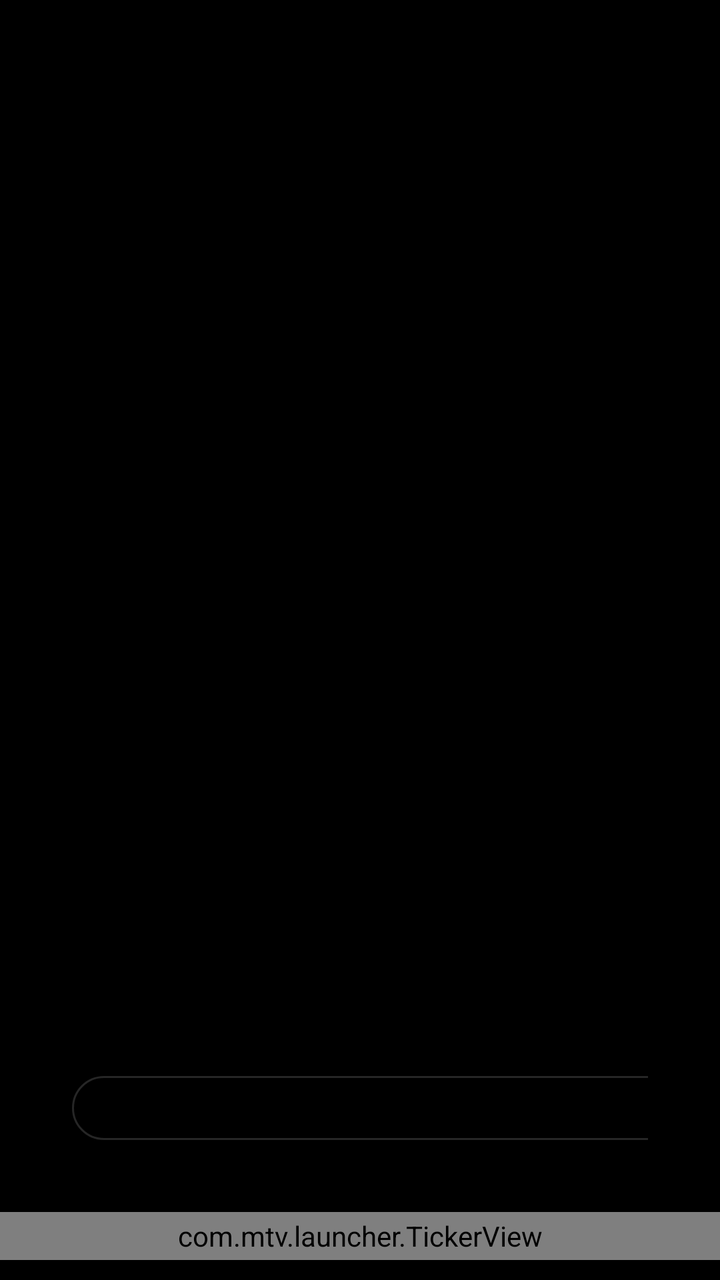
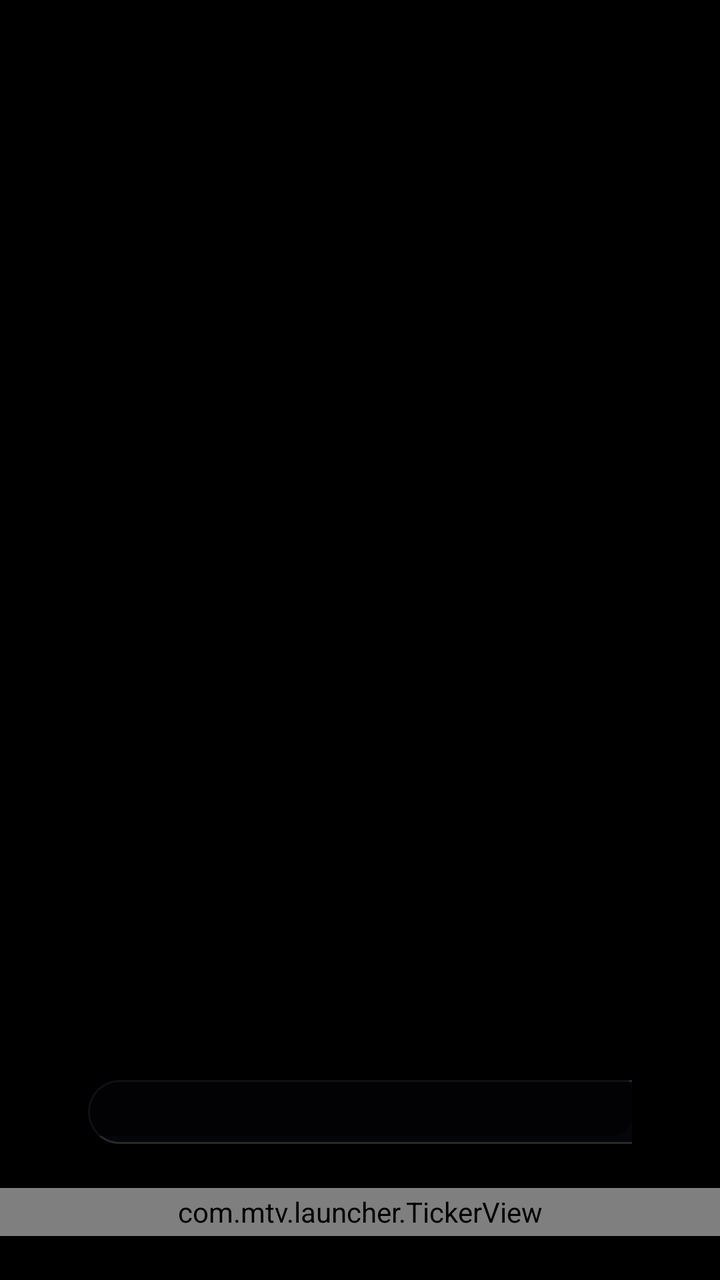

The first picture is an Android layout as it rendered before a commit; the second is the same layout after the commit. The layout source and the unified diff follow.
<!-- AndroidManifest.xml: activity theme Theme.MtvLauncher -->
<!-- res/layout/ambient.xml -->
<?xml version="1.0" encoding="utf-8"?>
<FrameLayout xmlns:android="http://schemas.android.com/apk/res/android"
    android:layout_width="match_parent"
    android:layout_height="match_parent"
    android:background="#FF000000">

    <ImageView
        android:id="@+id/amb_image_a"
        android:layout_width="match_parent"
        android:layout_height="match_parent"
        android:importantForAccessibility="no"
        android:scaleType="centerCrop" />

    <ImageView
        android:id="@+id/amb_image_b"
        android:layout_width="match_parent"
        android:layout_height="match_parent"
        android:alpha="0"
        android:importantForAccessibility="no"
        android:scaleType="centerCrop" />

    <View
        android:layout_width="match_parent"
        android:layout_height="match_parent"
        android:background="@drawable/ambient_scrim" />

    <FrameLayout
        android:id="@+id/amb_content"
        android:layout_width="match_parent"
        android:layout_height="match_parent"
        android:padding="36dp">

        <LinearLayout
            android:layout_width="wrap_content"
            android:layout_height="wrap_content"
            android:orientation="vertical">

            <TextView
                android:id="@+id/amb_clock"
                android:layout_width="wrap_content"
                android:layout_height="wrap_content"
                android:fontFamily="sans-serif-thin"
                android:includeFontPadding="false"
                android:shadowColor="#99000000"
                android:shadowRadius="12"
                android:textColor="#FFFFFFFF"
                android:textSize="66sp" />

            <TextView
                android:id="@+id/amb_date"
                android:layout_width="wrap_content"
                android:layout_height="wrap_content"
                android:shadowColor="#99000000"
                android:shadowRadius="8"
                android:textColor="#E6FFFFFF"
                android:textSize="15sp" />
        </LinearLayout>

        <FrameLayout
            android:id="@+id/amb_panel"
            android:layout_width="420dp"
            android:layout_height="wrap_content"
            android:layout_gravity="bottom|start"
            android:layout_marginBottom="34dp"
            android:background="@drawable/ambient_panel"
            android:padding="16dp" />

        <TextView
            android:id="@+id/amb_caption"
            android:layout_width="300dp"
            android:layout_height="wrap_content"
            android:layout_gravity="bottom|end"
            android:layout_marginBottom="40dp"
            android:gravity="end"
            android:maxLines="3"
            android:shadowColor="#CC000000"
            android:shadowRadius="8"
            android:textColor="#CCFFFFFF"
            android:textSize="12sp" />
    </FrameLayout>

    <com.mtv.launcher.TickerView
        android:id="@+id/amb_ticker"
        android:layout_width="match_parent"
        android:layout_height="24dp"
        android:layout_gravity="bottom"
        android:layout_marginBottom="10dp" />
</FrameLayout>
<!-- resources referenced by this layout -->
<resources>
  <!-- drawable ambient_panel (drawable) -->
  <?xml version="1.0" encoding="utf-8"?>
  <shape xmlns:android="http://schemas.android.com/apk/res/android" android:shape="rectangle">
      <corners android:radius="16dp" />
      <solid android:color="#73000000" />
      <stroke android:width="1dp" android:color="#26FFFFFF" />
  </shape>
  <!-- drawable ambient_scrim (drawable) -->
  <?xml version="1.0" encoding="utf-8"?>
  <layer-list xmlns:android="http://schemas.android.com/apk/res/android">
      <item><shape><gradient android:angle="0" android:startColor="#B3000000" android:centerColor="#40000000" android:endColor="#1A000000" /></shape></item>
      <item><shape><gradient android:angle="90" android:startColor="#E6000000" android:centerColor="#33000000" android:endColor="#66000000" /></shape></item>
  </layer-list>
  <style name="Theme.MtvLauncher" parent="@android:style/Theme.DeviceDefault.NoActionBar">
          <item name="android:windowBackground">@android:color/black</item>
          <item name="android:windowShowWallpaper">false</item>
          <item name="android:windowNoTitle">true</item>
          <item name="android:windowFullscreen">true</item>
          <item name="android:windowAnimationStyle">@null</item>
      </style>
</resources>

<!-- the commit's change to res/layout/ambient.xml (unified diff, before → after) -->
@@ -28,7 +28,10 @@
         android:id="@+id/amb_content"
         android:layout_width="match_parent"
         android:layout_height="match_parent"
-        android:padding="36dp">
+        android:paddingStart="44dp"
+        android:paddingTop="28dp"
+        android:paddingEnd="44dp"
+        android:paddingBottom="28dp">
 
         <LinearLayout
             android:layout_width="wrap_content"
@@ -61,7 +64,7 @@
             android:layout_width="420dp"
             android:layout_height="wrap_content"
             android:layout_gravity="bottom|start"
-            android:layout_marginBottom="34dp"
+            android:layout_marginBottom="40dp"
             android:background="@drawable/ambient_panel"
             android:padding="16dp" />
 
@@ -70,12 +73,17 @@
             android:layout_width="300dp"
             android:layout_height="wrap_content"
             android:layout_gravity="bottom|end"
-            android:layout_marginBottom="40dp"
+            android:layout_marginBottom="44dp"
+            android:background="@drawable/caption_bg"
+            android:paddingStart="12dp"
+            android:paddingTop="8dp"
+            android:paddingEnd="12dp"
+            android:paddingBottom="8dp"
             android:gravity="end"
             android:maxLines="3"
             android:shadowColor="#CC000000"
             android:shadowRadius="8"
-            android:textColor="#CCFFFFFF"
+            android:textColor="#F2FFFFFF"
             android:textSize="12sp" />
     </FrameLayout>
 
@@ -84,5 +92,5 @@
         android:layout_width="match_parent"
         android:layout_height="24dp"
         android:layout_gravity="bottom"
-        android:layout_marginBottom="10dp" />
+        android:layout_marginBottom="22dp" />
 </FrameLayout>
<!-- resource entries referenced after the edit -->
@@ -4,7 +4,7 @@
   <?xml version="1.0" encoding="utf-8"?>
   <shape xmlns:android="http://schemas.android.com/apk/res/android" android:shape="rectangle">
       <corners android:radius="16dp" />
-      <solid android:color="#73000000" />
+      <solid android:color="#BF06080C" />
       <stroke android:width="1dp" android:color="#26FFFFFF" />
   </shape>
   <!-- drawable ambient_scrim (drawable) -->
@@ -13,6 +13,12 @@
       <item><shape><gradient android:angle="0" android:startColor="#B3000000" android:centerColor="#40000000" android:endColor="#1A000000" /></shape></item>
       <item><shape><gradient android:angle="90" android:startColor="#E6000000" android:centerColor="#33000000" android:endColor="#66000000" /></shape></item>
   </layer-list>
+  <!-- drawable caption_bg (drawable) -->
+  <?xml version="1.0" encoding="utf-8"?>
+  <shape xmlns:android="http://schemas.android.com/apk/res/android" android:shape="rectangle">
+      <corners android:radius="10dp" />
+      <solid android:color="#99000000" />
+  </shape>
   <style name="Theme.MtvLauncher" parent="@android:style/Theme.DeviceDefault.NoActionBar">
           <item name="android:windowBackground">@android:color/black</item>
           <item name="android:windowShowWallpaper">false</item>
